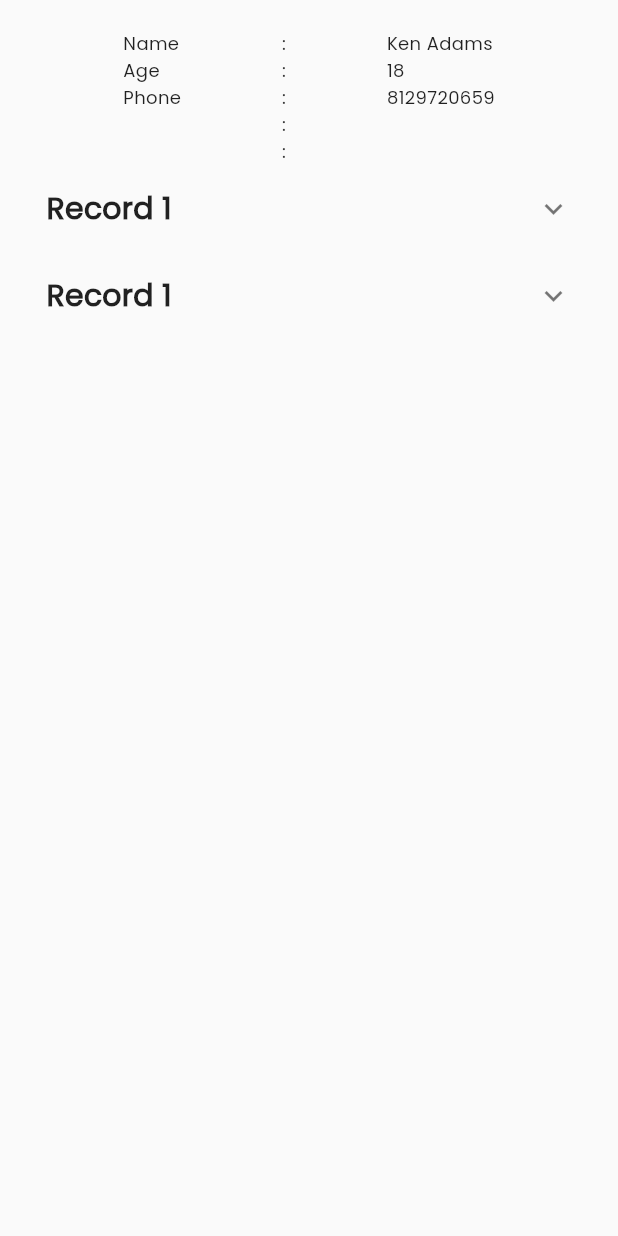
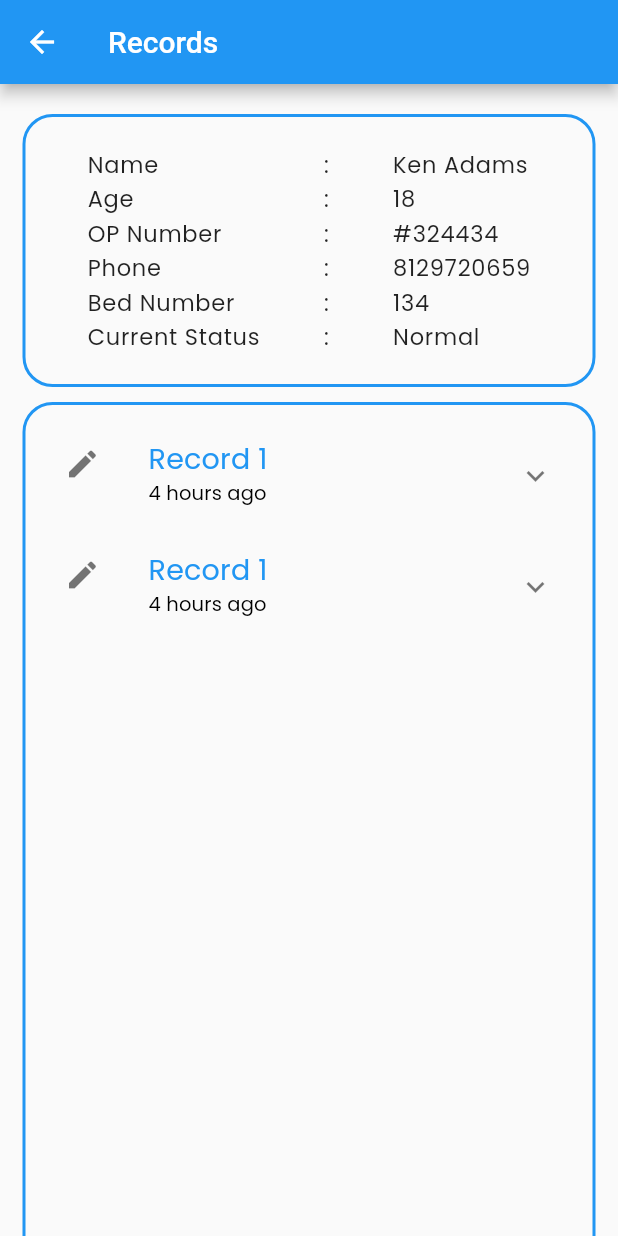
Before and after one commit to cloneartist/CoiHo, a Flutter app: the screen it shows after launch, on a phone screen of 412 x 824 dp. Run offline on Flutter 3.47's test engine with Material 2 defaults, Android fonts, the light colour scheme and no system bars; our stand-ins replace cloud_firestore, firebase_auth, firebase_core, sizer; accounts and stored records are empty.

Commit message:
Tweaked UI

```diff
--- a/lib/Screens/ViewRecord.dart
+++ b/lib/Screens/ViewRecord.dart
@@ -7,124 +7,176 @@ class ViewRecord extends StatefulWidget {
 }
 
 class _ViewRecordState extends State<ViewRecord> {
-  // List itemList = [
-  //   "Name",
-  //   ":",
-  //   "sdsd",
-  //   "sdsfsds",
-  //   ":",
-  //   "sdsdsdsd",
-  //   "sdsfsdsds",
-  //   ":",
-  //   "sdsdsthfdsd",
-  // ];
+
+  // Delete this
+
   List<Track> vehicles = [
     new Track(
       pressure: "s",
       pulse: "s",
-      respirRate: "sd",
-      spO2: "s",
+      respirRate: "927393",
+      spO2: "w",
       temp: "sd",
       time: "sd",
     ),
     new Track(
-      pressure: "s",
-      pulse: "s",
+      pressure: "sert",
+      pulse: "sdt",
       respirRate: "sd",
-      spO2: "s",
-      temp: "sd",
-      time: "sd",
+      spO2: "sgjf",
+      temp: "sfg",
+      time: "sghj",
     ),
   ];
 
+
+
+
+
   @override
   Widget build(BuildContext context) {
+    dynamic TxtTheme = Theme.of(context).textTheme.bodyText1;
     return SafeArea(
       child: Scaffold(
-        body: Padding(
+        appBar: AppBar(
+          title: Text('Records'),
+        ),
+        body: SingleChildScrollView(
+          child: Padding(
             padding: const EdgeInsets.fromLTRB(15, 20, 15, 20),
             child: Column(
               children: [
-              Row(
-                mainAxisAlignment: MainAxisAlignment.spaceEvenly,
+                Container(
+                  padding: EdgeInsets.all(20),
+                  decoration: BoxDecoration(
+                      border: Border.all(color: Colors.blue, width: 2),
+                      borderRadius: BorderRadius.circular(20)),
+                  child: Row(
+                    mainAxisAlignment: MainAxisAlignment.spaceAround,
                     children: [
                       Column(
                         mainAxisAlignment: MainAxisAlignment.start,
                         crossAxisAlignment: CrossAxisAlignment.start,
                         children: [
-                      Text("Name"),
-                      Text("Age"),
-                      Text("Phone"),
-                      Text(" "),
-                      Text(" "),
+                          Text("Name", style: TxtTheme),
+                          Text("Age", style: TxtTheme),
+                          Text("OP Number", style: TxtTheme),
+                          Text("Phone", style: TxtTheme),
+                          Text("Bed Number", style: TxtTheme),
+                          Text("Current Status",
+                              style: TxtTheme), // if possible else delete
                         ],
                       ),
                       Column(
                         mainAxisAlignment: MainAxisAlignment.start,
                         crossAxisAlignment: CrossAxisAlignment.start,
                         children: [
-                      Text(":"),
-                      Text(":"),
-                      Text(":"),
-                      Text(":"),
-                      Text(":"),
+                          Text(":", style: TxtTheme),
+                          Text(":", style: TxtTheme),
+                          Text(":", style: TxtTheme),
+                          Text(":", style: TxtTheme),
+                          Text(":", style: TxtTheme),
+                          Text(":", style: TxtTheme),
                         ],
                       ),
                       Column(
                         mainAxisAlignment: MainAxisAlignment.start,
                         crossAxisAlignment: CrossAxisAlignment.start,
                         children: [
-                      Text("Ken Adams"),
-                      Text("18"),
-                      Text("8129720659"),
-                      Text(" "),
-                      Text(" "),
+                          Text("Ken Adams", style: TxtTheme),
+                          Text("18", style: TxtTheme),
+                          Text("#324434", style: TxtTheme),
+                          Text("8129720659", style: TxtTheme),
+                          Text("134", style: TxtTheme),
+                          Text("Normal",
+                              style: TxtTheme), // if possible else delete
                         ],
                       ),
                     ],
                   ),
+                ),
+                SizedBox(
+                  height: 10,
+                ),
                 Container(
+                  decoration: BoxDecoration(
+                      border: Border.all(color: Colors.blue, width: 2),
+                      borderRadius: BorderRadius.circular(20)),
                   height: MediaQuery.of(context).size.height * 0.75,
                   width: MediaQuery.of(context).size.width,
+                  child: Padding(
+                    padding: const EdgeInsets.all(10.0),
                     child: ListView.builder(
                       itemCount: vehicles.length,
                       itemBuilder: (context, i) {
                         return new ExpansionTile(
+                          leading: Icon(
+                            Icons.edit,
+                          ),
+                          backgroundColor: Colors.white,
+                          subtitle: Text(
+                            "4 hours ago",
+                            style: Theme.of(context).textTheme.subtitle2,
+                          ),
                           //Use builder
                           title: new Text(
                             "Record 1",
-                        style: new TextStyle(
-                            fontSize: 20.0,
-                            fontWeight: FontWeight.bold,
-                            fontStyle: FontStyle.normal),
+                            style: Theme.of(context)
+                                .textTheme
+                                .headline6
+                                .copyWith(color: Colors.blue),
                           ),
                           children: <Widget>[
                             Card(
                               shape: RoundedRectangleBorder(
                                   borderRadius: BorderRadius.only(
-                                  bottomLeft: Radius.circular(20),
-                                  bottomRight: Radius.circular(20))),
+                                      bottomLeft: Radius.circular(10),
+                                      bottomRight: Radius.circular(10))),
+                              child: Padding(
+                                padding: const EdgeInsets.fromLTRB(0, 20, 0, 20),
                                 child: Row(
-                            mainAxisAlignment: MainAxisAlignment.spaceEvenly,
+                                  mainAxisAlignment:
+                                      MainAxisAlignment.spaceAround,
                                   children: [
                                     Column(
-                                crossAxisAlignment: CrossAxisAlignment.start,
+                                      crossAxisAlignment:
+                                          CrossAxisAlignment.start,
                                       children: [
-                                  Text('SpO2: ' + vehicles[i].spO2),
-                                  Text('Pulse: ' + vehicles[i].pulse),
-                                  Text('Temp: ' + vehicles[i].temp),
+                                        Text(
+                                          'SpO2: ' + vehicles[i].spO2,
+                                          style: TxtTheme,
+                                        ),
+                                        Text(
+                                          'Pulse: ' + vehicles[i].pulse,
+                                          style: TxtTheme,
+                                        ),
+                                        Text(
+                                          'Temp: ' + vehicles[i].temp,
+                                          style: TxtTheme,
+                                        ),
                                       ],
                                     ),
                                     Column(
-                                crossAxisAlignment: CrossAxisAlignment.start,
+                                      crossAxisAlignment:
+                                          CrossAxisAlignment.start,
                                       children: [
-                                  Text('Pressure: ' + vehicles[i].pressure),
-                                  Text('Respiratory rate: ' +
-                                      vehicles[i].respirRate),
-                                  Text('Time: ' + vehicles[i].time),
+                                        Text(
+                                          'Pressure: ' + vehicles[i].pressure,
+                                          style: TxtTheme,
+                                        ),
+                                        Text(
+                                          'Respiratory rate: ' +
+                                              vehicles[i].respirRate,
+                                          style: TxtTheme,
+                                        ),
+                                        Text(
+                                          'Time: ' + vehicles[i].time,
+                                          style: TxtTheme,
+                                        ),
                                       ],
                                     ),
                                   ],
+                                ),
                               ),
                             )
                           ],
@@ -132,7 +184,9 @@ class _ViewRecordState extends State<ViewRecord> {
                       },
                     ),
                   ),
+                ),
               ],
+            ),
           ),
         ),
       ),
```
Lines whose indentation alone changed are shown as unchanged.
